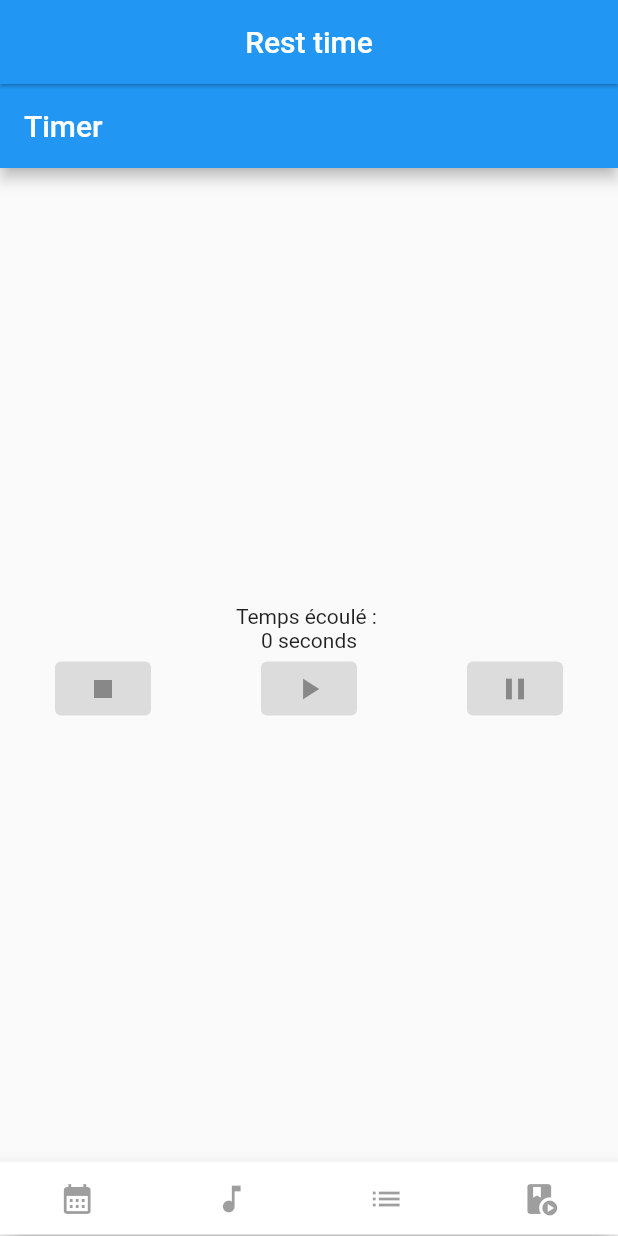
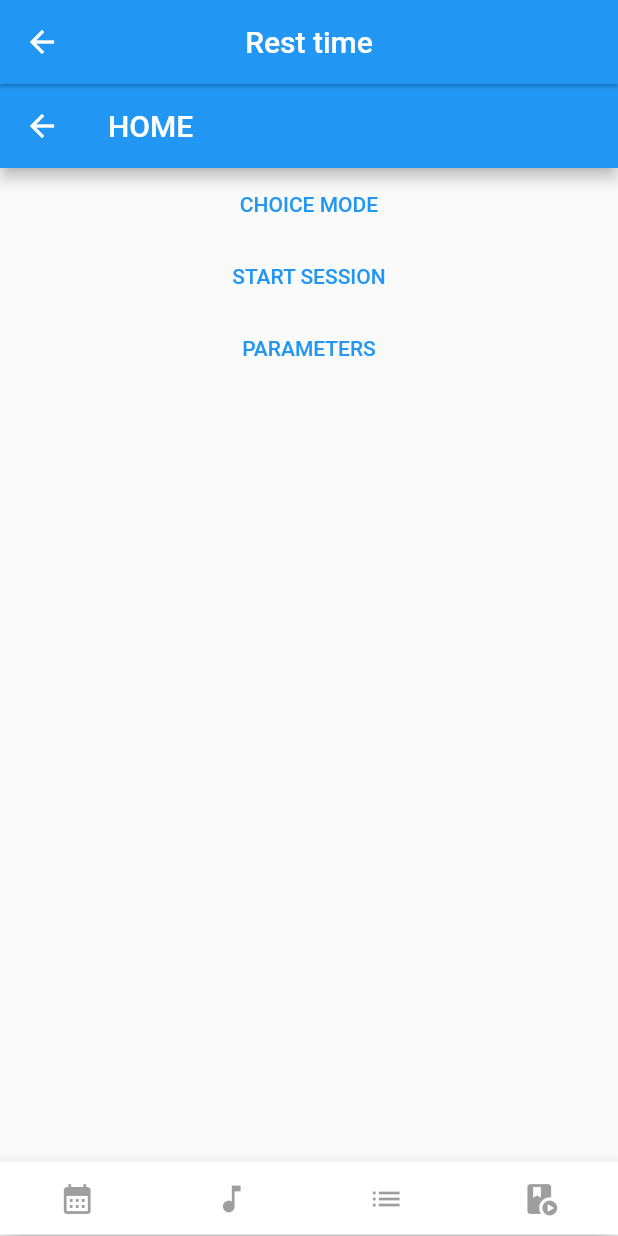
Before and after one commit to sergiopuertas/PomodOr, a Flutter app: the screen it shows after launch, on a phone screen of 412 x 824 dp. Run offline on Flutter 3.47's test engine with Material 2 defaults, Android fonts, the phone set to English and light mode, and no system bars.

Commit message:
screen_navigation

```diff
--- a/lib/main.dart
+++ b/lib/main.dart
@@ -1,5 +1,6 @@
 import 'package:flutter/material.dart';
 import 'package:pomodor/screens/PomodoroHome.dart';
+import 'package:pomodor/screens/RouteGenerator.dart';
 
 
 void main() {
@@ -12,10 +13,11 @@ class MyApp extends StatelessWidget{
   @override
   Widget build(BuildContext context){
     return MaterialApp(
+      onGenerateRoute: RouteGenerator.generateRoute,
       title : 'Pomod\'or',
       debugShowCheckedModeBanner: false,
       theme : ThemeData.light(),
-      home : const PomodoroHome()
+      initialRoute: '/page1',
       );
   }
 }
--- a/lib/screens/PomodoroBody.dart
+++ /dev/null
@@ -1,16 +0,0 @@
-import 'package:flutter/material.dart';
-import 'PomodoroTimer.dart';
-
-class PomodoroBody extends StatelessWidget{
-  const PomodoroBody({super.key});
-
-  @override
-  Widget build(BuildContext context){
-    return const Column(
-      children: <Widget>[
-        Flexible(child: PomodoroTimer())
-      ],
-    );
-
-  }
-}
--- a/lib/screens/PomodoroHome.dart
+++ b/lib/screens/PomodoroHome.dart
@@ -1,5 +1,5 @@
 import 'package:flutter/material.dart';
-import 'PomodoroBody.dart';
+import 'PomodoroHomeBody.dart';
 
 class PomodoroHome extends StatefulWidget{
   const PomodoroHome({super.key});
@@ -22,7 +22,7 @@ class _PomodoroHomeState extends State<PomodoroHome>{
   Widget build(BuildContext context){
     return Scaffold(
       appBar: topBar,
-      body : const PomodoroBody(),
+      body : const PomodoroHomeBody(),
       bottomNavigationBar: Container(
         color : Colors.white,
         height : 50.0,
--- /dev/null
+++ b/lib/screens/PomodoroHomeBody.dart
@@ -0,0 +1,39 @@
+import 'package:flutter/material.dart';
+
+class PomodoroHomeBody extends StatelessWidget{
+  const PomodoroHomeBody({super.key});
+
+  @override
+  Widget build(BuildContext context){
+    return Scaffold(
+      appBar: AppBar(
+        title : const Text('HOME'),
+      ),
+      body : Center (
+        child : Column(
+          children: [
+            TextButton(
+              child:  Text("CHOICE MODE") ,
+              onPressed : (){
+                Navigator.pushNamed(context, '/page2');
+              }
+            ),
+            TextButton(
+              child:  Text("START SESSION") ,
+              onPressed : (){
+                Navigator.pushNamed(context, '/page3');
+              }
+            ),
+            TextButton(
+              child:  Text("PARAMETERS") ,
+              onPressed : (){
+
+              }
+            ),
+          ],
+          )
+      )
+    );
+
+  }
+}
--- /dev/null
+++ b/lib/screens/RouteGenerator.dart
@@ -0,0 +1,30 @@
+import 'package:flutter/material.dart';
+import 'package:pomodor/screens/PomodorChoice.dart';
+import 'package:pomodor/screens/PomodoroHome.dart';
+import 'package:pomodor/screens/PomodoroPersonalisedTime.dart';
+import 'package:pomodor/screens/PomodoroRestTime.dart';
+import 'package:pomodor/screens/PomodoroWorkTime.dart';
+
+
+
+class RouteGenerator {
+  static Route<dynamic> generateRoute(RouteSettings settings) {
+
+    switch (settings.name) {
+      case '/page1':
+        return MaterialPageRoute(builder: (_) => PomodoroHome());
+      case '/page2':
+        return MaterialPageRoute(builder: (_) => PomodoroChoice());
+      case '/page3':
+        return MaterialPageRoute(builder: (_) => PomodoroWorkTime());
+      case '/page4':
+        return MaterialPageRoute(builder: (_) => PomodoroRestTime());
+      case '/page5':
+        return MaterialPageRoute(builder: (_) => PomodoroPersonalisedTime());
+
+      default :
+        return MaterialPageRoute(builder: (_) => PomodoroHome());
+
+    }
+  }
+}
```
Also changed, not shown: lib/screens/PomodorChoice.dart (added, +32 -0 lines), lib/screens/PomodoroPersonalisedTime.dart (added, +13 -0 lines), lib/screens/PomodoroRestTime.dart (added, +11 -0 lines), lib/screens/PomodoroWorkTime.dart (added, +15 -0 lines).
